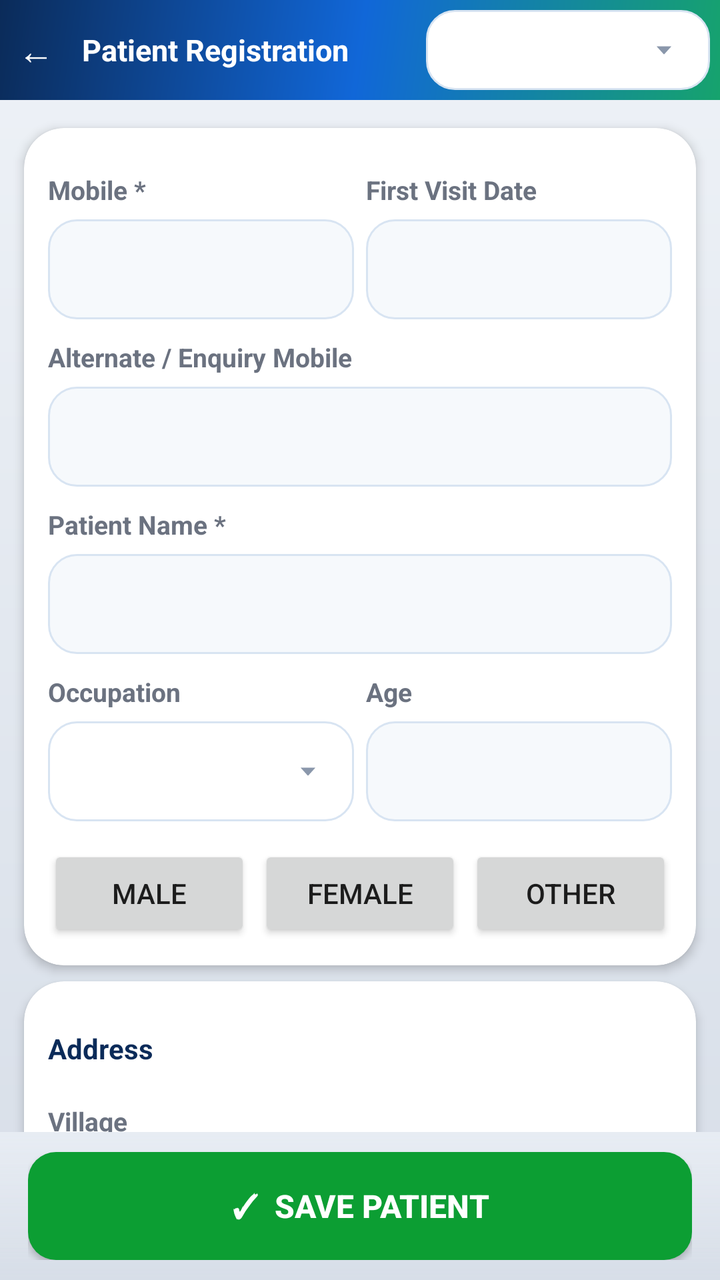
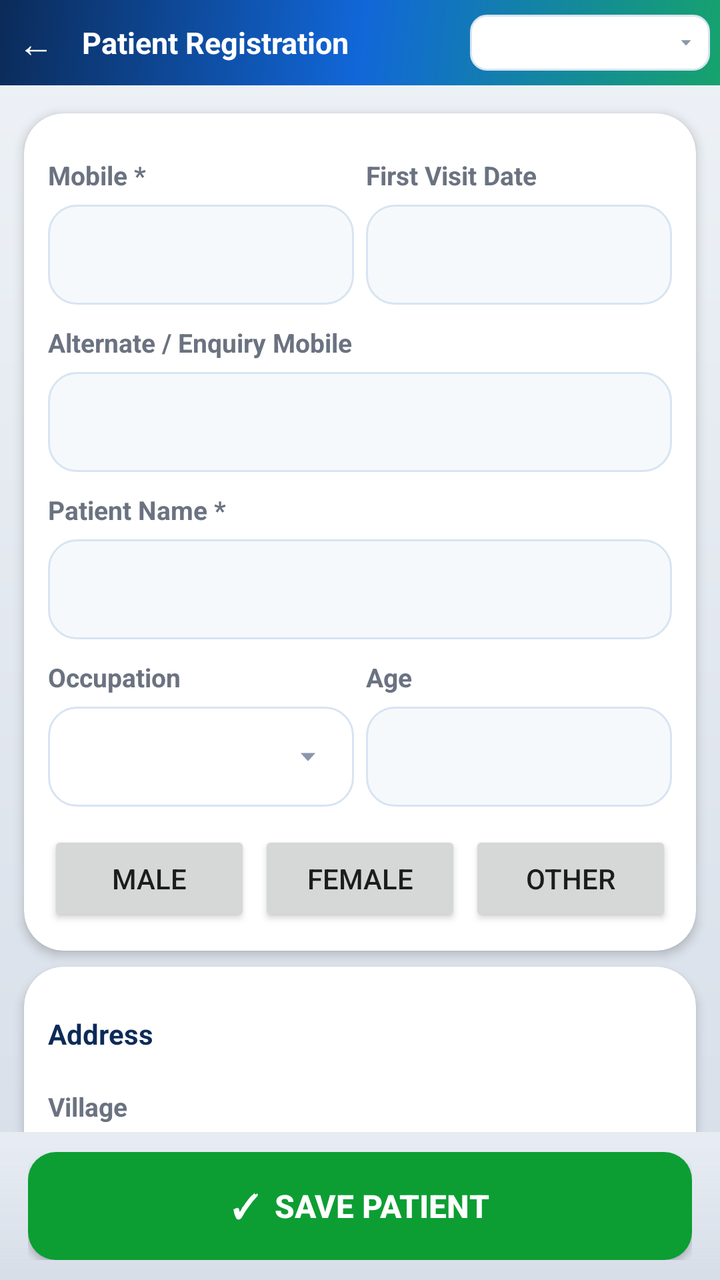

An Android layout rendered at two revisions. The XML below is the earlier revision; the diff shows what the commit changed to produce the second picture.
<!-- AndroidManifest.xml: activity theme Theme.PilesClinic -->
<!-- res/layout/activity_registration.xml -->
<?xml version="1.0" encoding="utf-8"?>
<LinearLayout xmlns:android="http://schemas.android.com/apk/res/android"
    xmlns:app="http://schemas.android.com/apk/res-auto"
    android:layout_width="match_parent"
    android:layout_height="match_parent"
    android:orientation="vertical"
    android:background="@drawable/bg_silver_screen">

    
    <LinearLayout
        android:layout_width="match_parent"
        android:layout_height="wrap_content"
        android:orientation="horizontal"
        android:gravity="center_vertical"
        android:padding="5dp"
        android:background="@drawable/bg_login_hero">
        <TextView android:id="@+id/btnBack" android:layout_width="wrap_content" android:layout_height="wrap_content"
            android:text="←" android:textColor="@color/white" android:textSize="18sp" android:padding="4dp" />
        <TextView android:layout_width="0dp" android:layout_height="wrap_content" android:layout_weight="1"
            android:layout_marginStart="10dp" android:text="Patient Registration"
            android:textColor="@color/white" android:textSize="15sp" android:textStyle="bold" />
        
        <Spinner
            android:id="@+id/spBranch"
            android:layout_width="142dp"
            android:layout_height="40dp"
            android:background="@drawable/bg_input_field_picker"
            android:paddingStart="8dp"
            android:paddingEnd="34dp" />
    </LinearLayout>

    <ScrollView
        android:id="@+id/scrollForm"
        android:layout_width="match_parent"
        android:layout_height="0dp"
        android:layout_weight="1"
        android:fillViewport="true"
        android:scrollbars="none">

        <LinearLayout
            android:layout_width="match_parent"
            android:layout_height="wrap_content"
            android:orientation="vertical"
            android:paddingTop="6dp"
            android:paddingBottom="10dp">

            
            <androidx.cardview.widget.CardView style="@style/RegCard" android:layout_marginTop="8dp">
                <LinearLayout style="@style/RegCardInner" android:padding="12dp">
                    <LinearLayout style="@style/Row2">
                        <LinearLayout style="@style/Col">
                            <TextView style="@style/FieldLabel" android:layout_marginTop="10dp" android:text="Mobile *" />
                            <EditText android:id="@+id/etMobile" style="@style/FieldInput" android:inputType="phone" android:maxLines="1" android:importantForAutofill="no" android:autofillHints="@null" />
                        </LinearLayout>
                        <LinearLayout style="@style/ColEnd">
                            <TextView style="@style/FieldLabel" android:layout_marginTop="10dp" android:text="First Visit Date" />
                            <TextView android:id="@+id/tvDate" style="@style/FieldInput" />
                        </LinearLayout>
                    </LinearLayout>
                    
                    <TextView style="@style/FieldLabel" android:layout_marginTop="10dp" android:text="Alternate / Enquiry Mobile" />
                    <EditText android:id="@+id/etAltMobile" style="@style/FieldInput" android:inputType="phone" android:maxLines="1" android:importantForAutofill="no" android:autofillHints="@null" />
                    <TextView style="@style/FieldLabel" android:layout_marginTop="10dp" android:text="Patient Name *" />
                    <EditText android:id="@+id/etName" style="@style/FieldInput" android:inputType="textPersonName|textCapWords" android:maxLines="1" />
                    <LinearLayout style="@style/Row2">
                        <LinearLayout style="@style/Col">
                            <TextView style="@style/FieldLabel" android:layout_marginTop="10dp" android:text="Occupation" />
                            <Spinner android:id="@+id/spOccupation" style="@style/FieldInput" android:background="@drawable/bg_input_field_picker" android:paddingEnd="40dp" />
                        </LinearLayout>
                        <LinearLayout style="@style/ColEnd">
                            <TextView style="@style/FieldLabel" android:layout_marginTop="10dp" android:text="Age" />
                            <EditText android:id="@+id/etAge" style="@style/FieldInput" android:inputType="number" android:maxLength="3" android:maxLines="1" />
                        </LinearLayout>
                    </LinearLayout>
                    <LinearLayout android:layout_width="match_parent" android:layout_height="wrap_content" android:orientation="horizontal" android:layout_marginTop="12dp">
                        <Button android:id="@+id/btnSexMale" android:layout_width="0dp" android:layout_height="wrap_content" android:layout_weight="1" android:layout_marginEnd="4dp" android:textAllCaps="true" android:text="Male" />
                        <Button android:id="@+id/btnSexFemale" android:layout_width="0dp" android:layout_height="wrap_content" android:layout_weight="1" android:layout_marginEnd="4dp" android:textAllCaps="true" android:text="Female" />
                        <Button android:id="@+id/btnSexOther" android:layout_width="0dp" android:layout_height="wrap_content" android:layout_weight="1" android:textAllCaps="true" android:text="Other" />
                    </LinearLayout>
                </LinearLayout>
            </androidx.cardview.widget.CardView>

            
            <androidx.cardview.widget.CardView style="@style/RegCard" android:layout_marginTop="8dp">
                <LinearLayout style="@style/RegCardInner" android:padding="12dp">
                    <TextView style="@style/SectionHead" android:layout_marginTop="12dp" android:text="Address" />
                    <TextView style="@style/FieldLabel" android:layout_marginTop="10dp" android:text="Village" />
                    <EditText android:id="@+id/etVillage" style="@style/FieldInput" android:maxLines="1" />
                    <LinearLayout style="@style/Row2">
                        <LinearLayout style="@style/Col">
                            <TextView style="@style/FieldLabel" android:layout_marginTop="10dp" android:text="PO" />
                            <EditText android:id="@+id/etPo" style="@style/FieldInput" android:maxLines="1" />
                        </LinearLayout>
                        <LinearLayout style="@style/ColEnd">
                            <TextView style="@style/FieldLabel" android:layout_marginTop="10dp" android:text="PS" />
                            <EditText android:id="@+id/etPs" style="@style/FieldInput" android:maxLines="1" />
                        </LinearLayout>
                    </LinearLayout>
                    <LinearLayout style="@style/Row2">
                        <LinearLayout style="@style/Col">
                            <TextView style="@style/FieldLabel" android:layout_marginTop="10dp" android:text="District" />
                            <EditText android:id="@+id/etDistrict" style="@style/FieldInput" android:maxLines="1" />
                        </LinearLayout>
                        <LinearLayout style="@style/ColEnd">
                            <TextView style="@style/FieldLabel" android:layout_marginTop="10dp" android:text="PIN Code" />
                            <EditText android:id="@+id/etPin" style="@style/FieldInput" android:inputType="number" android:maxLength="6" android:maxLines="1" />
                        </LinearLayout>
                    </LinearLayout>
                </LinearLayout>
            </androidx.cardview.widget.CardView>

            
            <androidx.cardview.widget.CardView style="@style/RegCard" android:layout_marginTop="8dp">
                <LinearLayout style="@style/RegCardInner" android:padding="12dp">
                    <TextView style="@style/SectionHead" android:layout_marginTop="12dp" android:text="Disease" />
                    <com.google.android.material.chip.ChipGroup
                        android:id="@+id/diseaseGroup"
                        android:layout_width="match_parent"
                        android:layout_height="wrap_content"
                        android:layout_marginTop="6dp"
                        app:chipSpacingVertical="2dp"
                        app:singleLine="false" />
                </LinearLayout>
            </androidx.cardview.widget.CardView>

            
            <androidx.cardview.widget.CardView style="@style/RegCard" android:layout_marginTop="8dp">
                <LinearLayout style="@style/RegCardInner" android:padding="12dp">
                    <TextView style="@style/SectionHead" android:layout_marginTop="12dp" android:text="Symptoms" />
                    
                    <com.google.android.material.chip.ChipGroup
                        android:id="@+id/symptomGroup"
                        android:layout_width="match_parent"
                        android:layout_height="wrap_content"
                        android:layout_marginTop="6dp"
                        app:singleLine="true" />
                    <com.google.android.material.chip.ChipGroup
                        android:id="@+id/symptomGroup2"
                        android:layout_width="match_parent"
                        android:layout_height="wrap_content"
                        app:singleLine="true" />
                    <com.google.android.material.chip.ChipGroup
                        android:id="@+id/symptomGroup3"
                        android:layout_width="match_parent"
                        android:layout_height="wrap_content"
                        app:singleLine="true" />
                    
                    <EditText android:id="@+id/etComplaintNote" style="@style/FieldInputMultiline"
                        android:layout_marginTop="12dp"
                        android:inputType="textMultiLine" android:minLines="2"
                        android:hint="পেশেন্ট এসে আরো কি কি সমস্যার কথা বললেন"
                        android:textColorHint="@color/field_hint" />
                    
                    <TextView style="@style/FieldLabel" android:layout_marginTop="10dp"
                        android:text="Duration of Problem" />
                    <LinearLayout style="@style/Row2">
                        <LinearLayout style="@style/Col">
                            <EditText android:id="@+id/etDurationNote" style="@style/FieldInput"
                                android:inputType="number" android:maxLines="1" />
                        </LinearLayout>
                        <LinearLayout style="@style/ColEnd">
                            <Spinner android:id="@+id/spDurationUnit" style="@style/FieldInput"
                                android:background="@drawable/bg_input_field_picker" android:paddingEnd="40dp" />
                        </LinearLayout>
                    </LinearLayout>
                </LinearLayout>
            </androidx.cardview.widget.CardView>

            
            <androidx.cardview.widget.CardView style="@style/RegCard" android:layout_marginTop="8dp">
                <LinearLayout style="@style/RegCardInner" android:padding="12dp">
                    <TextView style="@style/SectionHead" android:layout_marginTop="12dp" android:text="Previous Treatment History" />
                    <com.google.android.material.chip.ChipGroup
                        android:id="@+id/medHistGroup"
                        android:layout_width="match_parent"
                        android:layout_height="wrap_content"
                        android:layout_marginTop="6dp"
                        app:singleLine="false" />
                    <TextView style="@style/FieldLabel" android:layout_marginTop="10dp"
                        android:text="Other Treatment History (Optional)" />
                    <EditText android:id="@+id/etPrevTreatmentNote" style="@style/FieldInputMultiline"
                        android:inputType="textMultiLine" android:minLines="2"
                        android:hint="Write any other previous treatment" />
                </LinearLayout>
            </androidx.cardview.widget.CardView>

            
            <androidx.cardview.widget.CardView style="@style/RegCard" android:layout_marginTop="8dp">
                <LinearLayout style="@style/RegCardInner" android:padding="12dp">
                    <TextView style="@style/FieldLabel" android:layout_marginTop="10dp" android:text="Referred By" />
                    <Spinner android:id="@+id/spRefBy" style="@style/FieldInput" android:background="@drawable/bg_input_field_picker" android:paddingEnd="40dp" />
                    <LinearLayout
                        android:id="@+id/llRefDoctor"
                        android:layout_width="match_parent"
                        android:layout_height="wrap_content"
                        android:orientation="vertical"
                        android:visibility="gone"
                        android:layout_marginTop="10dp"
                        android:padding="12dp"
                        android:background="@drawable/bg_reveal_panel">
                        
                        <Button
                            android:id="@+id/btnSelectRefDoctor"
                            android:layout_width="match_parent"
                            android:layout_height="wrap_content"
                            android:background="@drawable/bg_btn_green"
                            android:text="🔍  Select Saved RMP / Doctor"
                            android:textAllCaps="false"
                            android:textColor="@color/white"
                            android:textStyle="bold"
                            android:textSize="14sp" />
                        <TextView style="@style/FieldLabel" android:layout_marginTop="10dp" android:text="Doctor / RMP Name" />
                        <EditText android:id="@+id/etRefDoctorName" style="@style/FieldInput" android:hint="Doctor / RMP name" android:inputType="textPersonName" android:maxLines="1" />
                        <TextView style="@style/FieldLabel" android:layout_marginTop="10dp" android:text="Doctor Mobile" />
                        <EditText android:id="@+id/etRefDoctorMobile" style="@style/FieldInput" android:hint="Doctor mobile" android:inputType="phone" android:maxLines="1" />
                    </LinearLayout>
                    
                    <LinearLayout
                        android:layout_width="match_parent"
                        android:layout_height="wrap_content"
                        android:orientation="horizontal"
                        android:layout_marginTop="12dp">
                        <Button
                            android:id="@+id/btnRegTimingOfficial"
                            android:layout_width="0dp"
                            android:layout_height="wrap_content"
                            android:layout_weight="1"
                            android:layout_marginEnd="6dp"
                            android:textAllCaps="true"
                            android:maxLines="1"
                            android:singleLine="true"
                            android:textSize="12.5sp"
                            android:minWidth="0dp"
                            android:paddingHorizontal="4dp"
                            android:includeFontPadding="false"
                            android:text="Official Time" />
                        <Button
                            android:id="@+id/btnRegTimingUnexpected"
                            android:layout_width="0dp"
                            android:layout_height="wrap_content"
                            android:layout_weight="1"
                            android:textAllCaps="true"
                            android:maxLines="1"
                            android:singleLine="true"
                            android:textSize="12.5sp"
                            android:minWidth="0dp"
                            android:paddingHorizontal="4dp"
                            android:includeFontPadding="false"
                            android:text="Unexpected Time" />
                    </LinearLayout>
                </LinearLayout>
            </androidx.cardview.widget.CardView>

            
            <androidx.cardview.widget.CardView style="@style/RegCard" android:layout_marginTop="8dp">
                <LinearLayout style="@style/RegCardInner" android:padding="12dp">
                    <LinearLayout style="@style/Row2">
                        <LinearLayout style="@style/Col">
                            <TextView style="@style/FieldLabel" android:layout_marginTop="10dp" android:text="Fee Amount *" />
                            <EditText android:id="@+id/etFee" style="@style/FieldInput" android:inputType="number" android:maxLines="1" />
                        </LinearLayout>
                        <LinearLayout style="@style/ColEnd">
                            <LinearLayout android:layout_width="match_parent" android:layout_height="wrap_content" android:orientation="horizontal" android:layout_marginTop="34dp">
                                <Button android:id="@+id/btnPayCash" android:layout_width="0dp" android:layout_height="wrap_content" android:layout_weight="1" android:layout_marginEnd="4dp" android:textAllCaps="false" android:maxLines="1" android:singleLine="true" android:ellipsize="none" android:textSize="13sp" android:minWidth="0dp" android:paddingHorizontal="4dp" android:includeFontPadding="false" android:text="CASH" />
                                <Button android:id="@+id/btnPayUpi" android:layout_width="0dp" android:layout_height="wrap_content" android:layout_weight="1" android:textAllCaps="false" android:maxLines="1" android:singleLine="true" android:ellipsize="none" android:textSize="13sp" android:minWidth="0dp" android:paddingHorizontal="4dp" android:includeFontPadding="false" android:text="ONLINE" />
                            </LinearLayout>
                        </LinearLayout>
                    </LinearLayout>

                    <ImageView android:id="@+id/imgPatientPhoto" android:layout_width="96dp" android:layout_height="96dp"
                        android:layout_marginTop="8dp" android:scaleType="centerCrop" android:background="@drawable/bg_input_field"
                        android:visibility="gone" android:contentDescription="Patient photo preview" />
                    
                    <Button android:id="@+id/btnRotatePatientPhoto"
                        android:layout_width="wrap_content" android:layout_height="wrap_content"
                        android:layout_gravity="center_horizontal" android:layout_marginTop="8dp"
                        android:background="@drawable/bg_btn_photo_pill" app:backgroundTint="@null"
                        android:paddingStart="26dp" android:paddingEnd="26dp" android:paddingVertical="8dp"
                        android:maxLines="1" android:singleLine="true" android:textAllCaps="false"
                        android:text="🔄 Rotate" android:textColor="#1D4ED8" android:textStyle="bold"
                        android:textSize="13.5sp" android:visibility="gone" />

                    
                    <LinearLayout android:layout_width="match_parent" android:layout_height="wrap_content"
                        android:orientation="horizontal" android:weightSum="2" android:layout_marginTop="12dp">
                        <View android:layout_width="0dp" android:layout_height="1dp" android:layout_weight="0.15" />
                        <Button android:id="@+id/btnPatientPhoto" android:layout_width="0dp" android:layout_height="wrap_content"
                            android:layout_weight="1.7" android:background="@drawable/bg_btn_photo_pill"
                            app:backgroundTint="@null" android:paddingVertical="10dp"
                            android:maxLines="1" android:singleLine="true" android:textAllCaps="false"
                            android:text="📷 Add Patient Photo" android:textColor="#0A7A28" android:textStyle="bold" android:textSize="15sp" />
                        <View android:layout_width="0dp" android:layout_height="1dp" android:layout_weight="0.15" />
                    </LinearLayout>

                    <TextView android:id="@+id/tvError" android:layout_width="match_parent" android:layout_height="wrap_content"
                        android:layout_marginTop="10dp" android:text="" android:textColor="@color/clinic_accent_red"
                        android:textSize="13sp" android:visibility="gone" />
                </LinearLayout>
            </androidx.cardview.widget.CardView>

        </LinearLayout>
    </ScrollView>

    
    <LinearLayout
        android:layout_width="match_parent"
        android:layout_height="wrap_content"
        android:orientation="vertical"
        android:background="@drawable/bg_save_bar"
        android:paddingHorizontal="14dp"
        android:paddingTop="10dp"
        android:paddingBottom="10dp">
        <Button
            android:id="@+id/btnSave"
            android:layout_width="match_parent"
            android:layout_height="54dp"
            android:background="@drawable/bg_btn_save_green"
            app:backgroundTint="@null"
            android:text="✓  Save Patient"
            android:textColor="@color/white"
            android:textStyle="bold"
            android:textSize="16sp" />
        <ProgressBar android:id="@+id/progressSave" android:layout_width="24dp" android:layout_height="24dp"
            android:layout_marginTop="8dp" android:layout_gravity="center" android:visibility="gone" />
    </LinearLayout>

    <include layout="@layout/bottom_nav_bar" />
</LinearLayout>
<!-- res/layout/bottom_nav_bar.xml (included above) -->
<?xml version="1.0" encoding="utf-8"?>
<LinearLayout xmlns:android="http://schemas.android.com/apk/res/android"
    android:layout_width="match_parent"
    android:layout_height="wrap_content"
    android:orientation="horizontal"
    android:background="#FFFFFF"
    android:elevation="12dp"
    android:paddingTop="6dp"
    android:paddingBottom="6dp"
    android:visibility="gone">
    

    <LinearLayout android:id="@+id/navHome" android:layout_width="0dp" android:layout_height="wrap_content" android:layout_weight="1" android:orientation="vertical" android:gravity="center" android:clickable="true" android:focusable="true" android:padding="4dp">
        <TextView android:layout_width="wrap_content" android:layout_height="wrap_content" android:text="🏠" android:textSize="20sp" />
        <TextView android:layout_width="wrap_content" android:layout_height="wrap_content" android:text="Home" android:textSize="11sp" android:textColor="#1167D8" />
    </LinearLayout>

    <LinearLayout android:id="@+id/navEnquiry" android:layout_width="0dp" android:layout_height="wrap_content" android:layout_weight="1" android:orientation="vertical" android:gravity="center" android:clickable="true" android:focusable="true" android:padding="4dp">
        <TextView android:layout_width="wrap_content" android:layout_height="wrap_content" android:text="📝" android:textSize="20sp" />
        <TextView android:layout_width="wrap_content" android:layout_height="wrap_content" android:text="Enquiry" android:textSize="11sp" android:textColor="#1167D8" />
    </LinearLayout>

    <LinearLayout android:id="@+id/navFollow" android:layout_width="0dp" android:layout_height="wrap_content" android:layout_weight="1" android:orientation="vertical" android:gravity="center" android:clickable="true" android:focusable="true" android:padding="4dp">
        <TextView android:layout_width="wrap_content" android:layout_height="wrap_content" android:text="🔁" android:textSize="20sp" />
        <TextView android:layout_width="wrap_content" android:layout_height="wrap_content" android:text="Follow Up" android:textSize="11sp" android:textColor="#1167D8" />
    </LinearLayout>

    <LinearLayout android:id="@+id/navReg" android:layout_width="0dp" android:layout_height="wrap_content" android:layout_weight="1" android:orientation="vertical" android:gravity="center" android:clickable="true" android:focusable="true" android:padding="4dp">
        <TextView android:layout_width="wrap_content" android:layout_height="wrap_content" android:text="🧾" android:textSize="20sp" />
        <TextView android:layout_width="wrap_content" android:layout_height="wrap_content" android:text="Registration" android:textSize="10sp" android:textColor="#1167D8" />
    </LinearLayout>

    <LinearLayout android:id="@+id/navMenu" android:layout_width="0dp" android:layout_height="wrap_content" android:layout_weight="1" android:orientation="vertical" android:gravity="center" android:clickable="true" android:focusable="true" android:padding="4dp">
        <TextView android:layout_width="wrap_content" android:layout_height="wrap_content" android:text="☰" android:textSize="20sp" />
        <TextView android:layout_width="wrap_content" android:layout_height="wrap_content" android:text="Menu" android:textSize="11sp" android:textColor="#1167D8" />
    </LinearLayout>
</LinearLayout>
<!-- resources referenced by this layout -->
<resources>
  <color name="clinic_accent_red">#D92D20</color>
  <color name="field_hint">#C7CDD6</color>
  <color name="white">#FFFFFF</color>
  <!-- drawable bg_btn_green (drawable) -->
  <?xml version="1.0" encoding="utf-8"?>
  <shape xmlns:android="http://schemas.android.com/apk/res/android" android:shape="rectangle">
      <solid android:color="@color/brand_green" />
      <corners android:radius="14dp" />
  </shape>
  <!-- drawable bg_btn_save_green (drawable) -->
  <?xml version="1.0" encoding="utf-8"?>
  <shape xmlns:android="http://schemas.android.com/apk/res/android" android:shape="rectangle">
      <solid android:color="#0C9E33" />
      <corners android:radius="14dp" />
  </shape>
  <!-- drawable bg_input_field (drawable) -->
  <?xml version="1.0" encoding="utf-8"?>
  <shape xmlns:android="http://schemas.android.com/apk/res/android">
      
      <solid android:color="#F6F9FC" />
      <corners android:radius="14dp" />
      <stroke android:width="1dp" android:color="@color/input_border" />
  </shape>
  <!-- drawable bg_save_bar (drawable) -->
  <?xml version="1.0" encoding="utf-8"?>
  <shape xmlns:android="http://schemas.android.com/apk/res/android" android:shape="rectangle">
      <gradient android:startColor="#00EEF2F7" android:endColor="#E7ECF3" android:angle="90" />
  </shape>
  <!-- drawable bg_silver_screen (drawable) -->
  <?xml version="1.0" encoding="utf-8"?>
  <shape xmlns:android="http://schemas.android.com/apk/res/android" android:shape="rectangle">
      <gradient android:startColor="#EEF2F7" android:endColor="#D7DEE8" android:angle="270" />
  </shape>
  <style name="ColEnd">
          <item name="android:layout_width">0dp</item>
          <item name="android:layout_height">wrap_content</item>
          <item name="android:layout_weight">1</item>
          <item name="android:orientation">vertical</item>
      </style>
  <style name="RegCardInner">
          <item name="android:layout_width">match_parent</item>
          <item name="android:layout_height">wrap_content</item>
          <item name="android:orientation">vertical</item>
          <item name="android:padding">16dp</item>
      </style>
  <style name="Row2">
          <item name="android:layout_width">match_parent</item>
          <item name="android:layout_height">wrap_content</item>
          <item name="android:orientation">horizontal</item>
      </style>
  <color name="brand_green">#16A36D</color>
  <color name="input_border">#D8E4F2</color>
  <color name="brand_navy">#0B2B59</color>
  <color name="brand_blue">#1167D8</color>
  <color name="clinic_text_primary">#1A1A1A</color>
  <color name="clinic_text_secondary">#6B7280</color>
  <color name="clinic_card">#FFFFFF</color>
  <color name="clinic_primary">#0F2748</color>
  <color name="clinic_primary_dark">#081A33</color>
  <style name="PilesAlertButtonMuted" parent="Widget.MaterialComponents.Button.TextButton.Dialog">
          <item name="android:textColor">#5B6B80</item>
          <item name="android:textStyle">bold</item>
          <item name="android:textAllCaps">false</item>
      </style>
  <style name="PilesAlertTitle" parent="MaterialAlertDialog.MaterialComponents.Title.Text">
          <item name="android:textColor">#0B2B59</item>
          <item name="android:textStyle">bold</item>
          <item name="android:textSize">18sp</item>
      </style>
  <!-- unchanged entries left out for length: 16 -->
</resources>

<!-- the commit's change to res/layout/activity_registration.xml (unified diff, before → after) -->
@@ -20,13 +20,14 @@
             android:layout_marginStart="10dp" android:text="Patient Registration"
             android:textColor="@color/white" android:textSize="15sp" android:textStyle="bold" />
         
+        
         <Spinner
             android:id="@+id/spBranch"
-            android:layout_width="142dp"
-            android:layout_height="40dp"
-            android:background="@drawable/bg_input_field_picker"
+            android:layout_width="120dp"
+            android:layout_height="28dp"
+            android:background="@drawable/bg_input_field_picker_small"
             android:paddingStart="8dp"
-            android:paddingEnd="34dp" />
+            android:paddingEnd="20dp" />
     </LinearLayout>
 
     <ScrollView
<!-- resource entries referenced after the edit -->
@@ -23,6 +23,23 @@
       <corners android:radius="14dp" />
       <stroke android:width="1dp" android:color="@color/input_border" />
   </shape>
+  <!-- drawable bg_input_field_picker_small (drawable) -->
+  <?xml version="1.0" encoding="utf-8"?>
+  <layer-list xmlns:android="http://schemas.android.com/apk/res/android">
+      <item>
+          <shape android:shape="rectangle">
+              <solid android:color="@color/white" />
+              <corners android:radius="8dp" />
+              <stroke android:width="1dp" android:color="@color/input_border" />
+          </shape>
+      </item>
+      <item
+          android:drawable="@drawable/ic_picker_chevron"
+          android:gravity="center_vertical|right"
+          android:right="6dp"
+          android:width="12dp"
+          android:height="12dp" />
+  </layer-list>
   <!-- drawable bg_save_bar (drawable) -->
   <?xml version="1.0" encoding="utf-8"?>
   <shape xmlns:android="http://schemas.android.com/apk/res/android" android:shape="rectangle">
